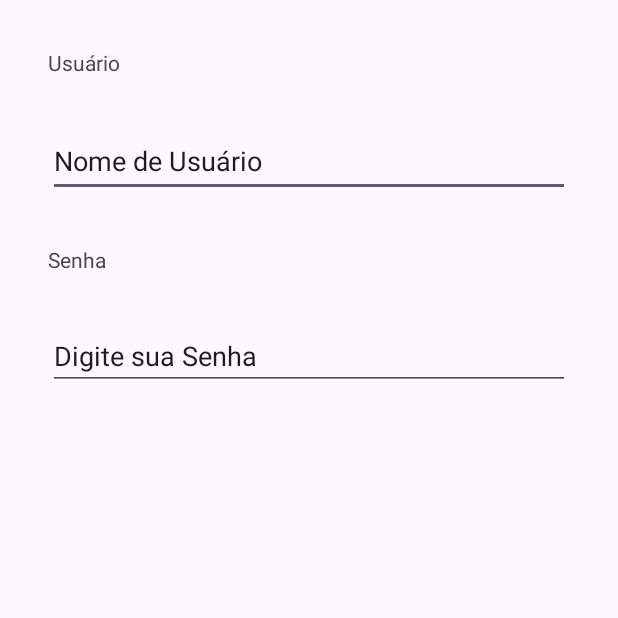
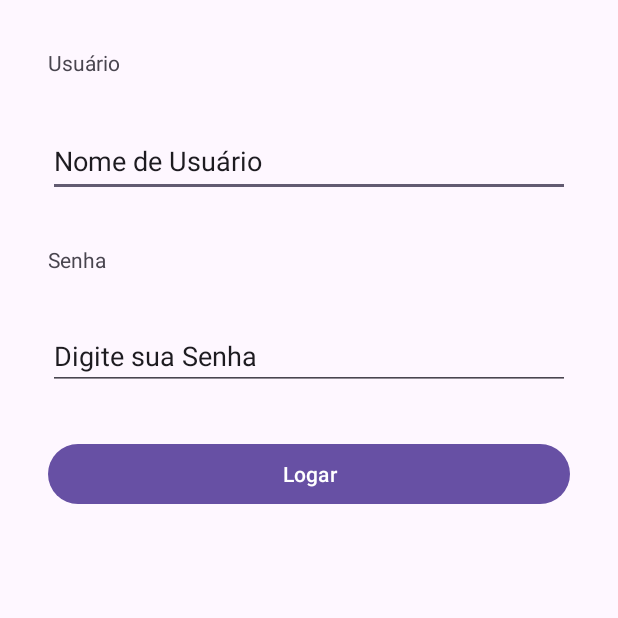
Before and after one commit to gabrielcaproni/PDM, an Android app: the screen it shows after launch (MainActivity), on a phone screen of 412 x 824 dp, the top half of it. Run offline under Robolectric (Android 15) with nearby library versions, the phone set to English and light mode, and no system bars.

Commit message:
Primeiro projeto Android Studio.

```diff
--- a/AndroidStudio2024/MeuPrimeiroApp/app/src/main/res/layout/activity_main.xml
+++ b/AndroidStudio2024/MeuPrimeiroApp/app/src/main/res/layout/activity_main.xml
@@ -54,4 +54,16 @@
         app:layout_constraintStart_toStartOf="parent"
         app:layout_constraintTop_toBottomOf="@+id/textView" />
 
+    <Button
+        android:id="@+id/buttonLogin"
+        android:layout_width="0dp"
+        android:layout_height="wrap_content"
+        android:layout_marginStart="@dimen/left_default_margin"
+        android:layout_marginTop="@dimen/top_default_margin"
+        android:layout_marginEnd="@dimen/rigth_default_margin"
+        android:text="@string/login_buttom_login"
+        app:layout_constraintEnd_toEndOf="parent"
+        app:layout_constraintStart_toStartOf="parent"
+        app:layout_constraintTop_toBottomOf="@+id/editTextNumberPassword" />
+
 </androidx.constraintlayout.widget.ConstraintLayout>
--- a/AndroidStudio2024/MeuPrimeiroApp/app/src/main/res/values/strings.xml
+++ b/AndroidStudio2024/MeuPrimeiroApp/app/src/main/res/values/strings.xml
@@ -9,4 +9,6 @@
     <string name="login_user_pw">Senha</string>
     <string name="login_user_pw_placeholder">Digite sua Senha</string>
 
+    <string name="login_buttom_login">Logar</string>
+
 </resources>
```
